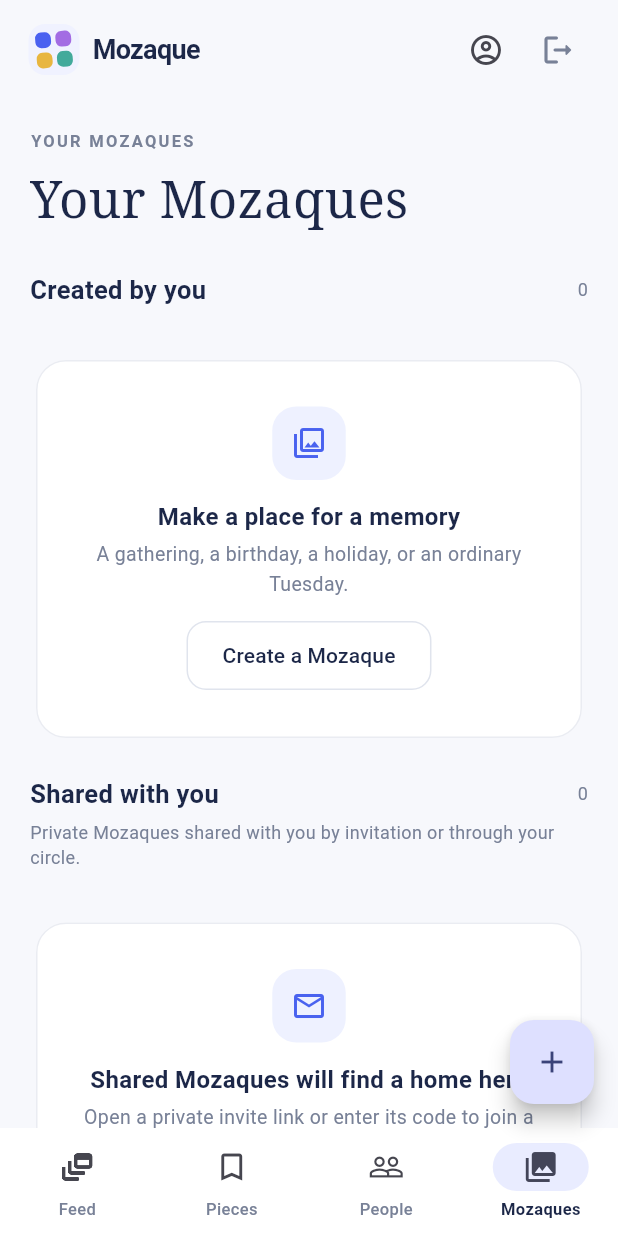
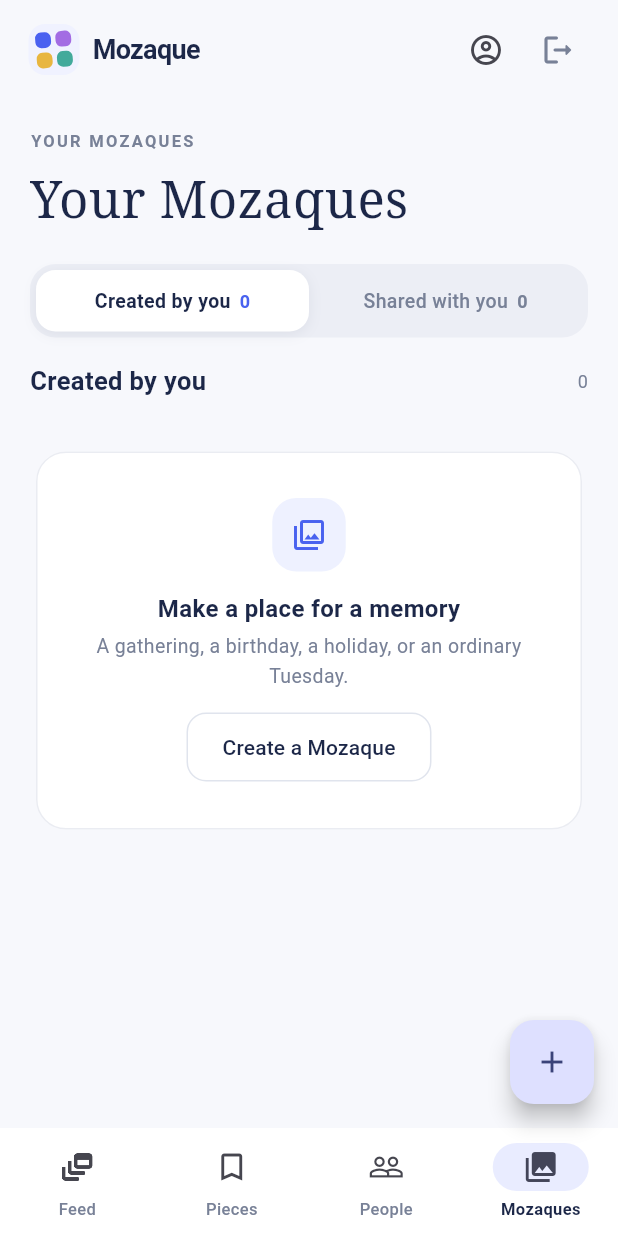
Before and after one commit to joeldickinsonuk/mozaque, a Flutter app: the screen it shows once a user with an empty profile is signed in, item 4 of the bottom bar chosen, on a phone screen of 412 x 824 dp. Run offline on Flutter 3.47's test engine with Material 3 defaults, Android fonts, the phone set to English and light mode, and no system bars; our stand-ins replace app_links, image_picker, share_plus, supabase_flutter; accounts and stored records are empty.

Commit message:
Add side-by-side Mozaque collection tabs

```diff
--- a/lib/app.dart
+++ b/lib/app.dart
@@ -2052,7 +2052,7 @@ class _ConnectionsPage extends StatelessWidget {
   );
 }
 
-class _MemoryPage extends StatelessWidget {
+class _MemoryPage extends StatefulWidget {
   const _MemoryPage({
     required this.galleries,
     required this.currentUserId,
@@ -2065,16 +2065,88 @@ class _MemoryPage extends StatelessWidget {
   final VoidCallback onCreate, onJoin;
   final ValueChanged<Map<String, dynamic>> onOpen;
   @override
+  State<_MemoryPage> createState() => _MemoryPageState();
+}
+
+class _MemoryPageState extends State<_MemoryPage> {
+  int _selected = 0;
+
+  @override
   Widget build(BuildContext context) {
-    final mine = galleries
-        .where((g) => g['owner_id'] == currentUserId)
+    final mine = widget.galleries
+        .where((g) => g['owner_id'] == widget.currentUserId)
         .toList();
     // The galleries query is already filtered by Supabase RLS. Include every
     // visible gallery owned by someone else, even when access comes from the
     // owner's connections rather than a direct gallery_members row.
-    final shared = galleries
-        .where((g) => g['owner_id'] != currentUserId)
+    final shared = widget.galleries
+        .where((g) => g['owner_id'] != widget.currentUserId)
         .toList();
+    final showingMine = _selected == 0;
+    final visible = showingMine ? mine : shared;
+
+    Widget tab({
+      required int index,
+      required String label,
+      required int count,
+    }) {
+      final active = _selected == index;
+      return Expanded(
+        child: Semantics(
+          button: true,
+          selected: active,
+          label: '$label, $count',
+          child: InkWell(
+            onTap: () => setState(() => _selected = index),
+            borderRadius: BorderRadius.circular(13),
+            child: AnimatedContainer(
+              duration: const Duration(milliseconds: 160),
+              padding: const EdgeInsets.symmetric(horizontal: 7, vertical: 11),
+              decoration: BoxDecoration(
+                color: active ? Colors.white : Colors.transparent,
+                borderRadius: BorderRadius.circular(13),
+                boxShadow: active
+                    ? const [
+                        BoxShadow(
+                          color: Color(0x120F1B3D),
+                          blurRadius: 7,
+                          offset: Offset(0, 2),
+                        ),
+                      ]
+                    : null,
+              ),
+              child: Row(
+                mainAxisAlignment: MainAxisAlignment.center,
+                children: [
+                  Flexible(
+                    child: Text(
+                      label,
+                      maxLines: 1,
+                      overflow: TextOverflow.ellipsis,
+                      style: TextStyle(
+                        color: active ? ink : muted,
+                        fontWeight: active ? FontWeight.w700 : FontWeight.w500,
+                        fontSize: 13,
+                      ),
+                    ),
+                  ),
+                  const SizedBox(width: 6),
+                  Text(
+                    '$count',
+                    style: TextStyle(
+                      color: active ? blue : muted,
+                      fontWeight: FontWeight.w700,
+                      fontSize: 12,
+                    ),
+                  ),
+                ],
+              ),
+            ),
+          ),
+        ),
+      );
+    }
+
     return Center(
       child: ConstrainedBox(
         constraints: const BoxConstraints(maxWidth: 940),
@@ -2095,42 +2167,54 @@ class _MemoryPage extends StatelessWidget {
               'Your Mozaques',
               style: TextStyle(fontFamily: 'serif', fontSize: 34, color: ink),
             ),
-            const SizedBox(height: 23),
-            _CollectionHeading(title: 'Created by you', count: mine.length),
+            const SizedBox(height: 18),
+            Container(
+              padding: const EdgeInsets.all(4),
+              decoration: BoxDecoration(
+                color: const Color(0xFFECEEF5),
+                borderRadius: BorderRadius.circular(17),
+              ),
+              child: Row(
+                children: [
+                  tab(index: 0, label: 'Created by you', count: mine.length),
+                  tab(index: 1, label: 'Shared with you', count: shared.length),
+                ],
+              ),
+            ),
+            const SizedBox(height: 17),
+            _CollectionHeading(
+              title: showingMine ? 'Created by you' : 'Shared with you',
+              count: visible.length,
+            ),
+            if (!showingMine) ...[
+              const SizedBox(height: 5),
+              const Text(
+                'Private Mozaques shared with you by invitation or through your circle.',
+                style: TextStyle(color: muted, fontSize: 12),
+              ),
+            ],
             const SizedBox(height: 11),
-            if (mine.isEmpty)
+            if (visible.isEmpty && showingMine)
               _EmptyCard(
                 icon: Icons.photo_library_outlined,
                 title: 'Make a place for a memory',
                 copy:
                     'A gathering, a birthday, a holiday, or an ordinary Tuesday.',
                 action: 'Create a Mozaque',
-                onAction: onCreate,
+                onAction: widget.onCreate,
               )
-            else
-              ...mine.map(
-                (g) => _GalleryCard(gallery: g, onTap: () => onOpen(g)),
-              ),
-            const SizedBox(height: 21),
-            _CollectionHeading(title: 'Shared with you', count: shared.length),
-            const SizedBox(height: 5),
-            const Text(
-              'Private Mozaques shared with you by invitation or through your circle.',
-              style: TextStyle(color: muted, fontSize: 12),
-            ),
-            const SizedBox(height: 11),
-            if (shared.isEmpty)
+            else if (visible.isEmpty)
               _EmptyCard(
                 icon: Icons.mail_outline,
                 title: 'Shared Mozaques will find a home here',
                 copy:
                     'Open a private invite link or enter its code to join a Mozaque.',
                 action: 'Enter invite code',
-                onAction: onJoin,
+                onAction: widget.onJoin,
               )
             else
-              ...shared.map(
-                (g) => _GalleryCard(gallery: g, onTap: () => onOpen(g)),
+              ...visible.map(
+                (g) => _GalleryCard(gallery: g, onTap: () => widget.onOpen(g)),
               ),
           ],
         ),
```
